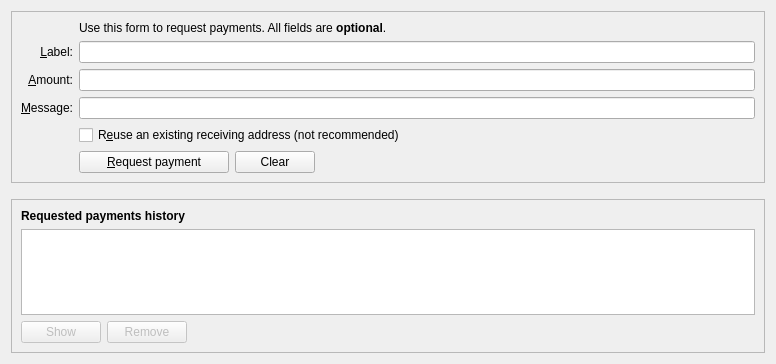
Qt form src/qt/forms/receivecoinsdialog.ui (theohmproject/ohmcoin) before a commit.
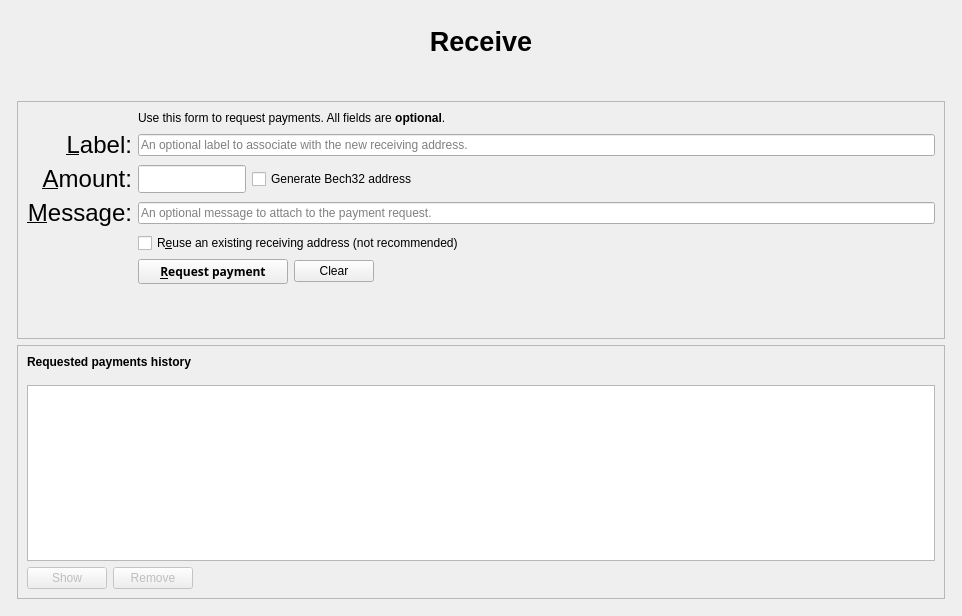
The same form after that commit. Icons and pictures are not drawn. Custom widgets are drawn as their Qt base class.

Diff of the .ui file:
```diff
--- a/src/qt/forms/receivecoinsdialog.ui
+++ b/src/qt/forms/receivecoinsdialog.ui
@@ -6,11 +6,98 @@
    <rect>
     <x>0</x>
     <y>0</y>
-    <width>776</width>
-    <height>364</height>
+    <width>962</width>
+    <height>616</height>
    </rect>
   </property>
-  <layout class="QVBoxLayout" name="verticalLayout" stretch="0,0,1">
+  <layout class="QVBoxLayout" name="verticalLayout" stretch="0">
+   <item>
+    <layout class="QVBoxLayout" name="verticalLayout_Master" stretch="0,1">
+     <property name="spacing">
+      <number>0</number>
+     </property>
+     <item>
+      <widget class="QFrame" name="frame_Header">
+       <layout class="QVBoxLayout" name="verticalLayout_8">
+        <property name="leftMargin">
+         <number>0</number>
+        </property>
+        <property name="topMargin">
+         <number>0</number>
+        </property>
+        <property name="rightMargin">
+         <number>0</number>
+        </property>
+        <property name="bottomMargin">
+         <number>0</number>
+        </property>
+        <item>
+         <layout class="QHBoxLayout" name="horizontalLayout_Header" stretch="1">
+          <item>
+           <widget class="QLabel" name="labelOverviewHeaderLeft">
+            <property name="minimumSize">
+             <size>
+              <width>464</width>
+              <height>60</height>
+             </size>
+            </property>
+            <property name="maximumSize">
+             <size>
+              <width>16777215</width>
+              <height>60</height>
+             </size>
+            </property>
+            <property name="font">
+             <font>
+              <pointsize>20</pointsize>
+              <weight>75</weight>
+              <bold>true</bold>
+             </font>
+            </property>
+            <property name="text">
+             <string>Receive</string>
+            </property>
+            <property name="alignment">
+             <set>Qt::AlignCenter</set>
+            </property>
+           </widget>
+          </item>
+         </layout>
+        </item>
+       </layout>
+      </widget>
+     </item>
+     <item>
+      <widget class="QFrame" name="frame_BG">
+       <layout class="QVBoxLayout" name="verticalLayout_5">
+        <property name="leftMargin">
+         <number>6</number>
+        </property>
+        <property name="topMargin">
+         <number>6</number>
+        </property>
+        <property name="rightMargin">
+         <number>6</number>
+        </property>
+        <property name="bottomMargin">
+         <number>6</number>
+        </property>
+        <item>
+         <spacer name="verticalSpacer_3">
+          <property name="orientation">
+           <enum>Qt::Vertical</enum>
+          </property>
+          <property name="sizeType">
+           <enum>QSizePolicy::Preferred</enum>
+          </property>
+          <property name="sizeHint" stdset="0">
+           <size>
+            <width>20</width>
+            <height>40</height>
+           </size>
+          </property>
+         </spacer>
+        </item>
    <item>
     <widget class="QFrame" name="frame2">
      <property name="sizePolicy">
@@ -47,6 +134,11 @@
         </item>
         <item row="6" column="0">
          <widget class="QLabel" name="label_3">
+               <property name="font">
+                <font>
+                 <pointsize>18</pointsize>
+                </font>
+               </property>
           <property name="toolTip">
            <string>An optional message to attach to the payment request, which will be displayed when the request is opened. Note: The message will not be sent with the payment over the OHMC network.</string>
           </property>
@@ -66,12 +158,18 @@
           <property name="toolTip">
            <string>An optional label to associate with the new receiving address.</string>
           </property>
+               <property name="placeholderText">
+                <string>An optional label to associate with the new receiving address.</string>
+               </property>
          </widget>
         </item>
         <item row="6" column="2">
          <widget class="QLineEdit" name="reqMessage">
           <property name="toolTip">
-           <string>An optional message to attach to the payment request, which will be displayed when the request is opened.&lt;br&gt;Note: The message will not be sent with the payment over the OHMC network.</string>
+                <string>An optional message to attach to the payment request, which will be displayed when the request is opened.&lt;br&gt;Note: The message will not be sent with the payment over the Ohmcoin network.</string>
+               </property>
+               <property name="placeholderText">
+                <string>An optional message to attach to the payment request.</string>
           </property>
          </widget>
         </item>
@@ -84,6 +182,11 @@
         </item>
         <item row="4" column="0">
          <widget class="QLabel" name="label_2">
+               <property name="font">
+                <font>
+                 <pointsize>18</pointsize>
+                </font>
+               </property>
           <property name="toolTip">
            <string>An optional label to associate with the new receiving address.</string>
           </property>
@@ -100,6 +203,11 @@
         </item>
         <item row="5" column="0">
          <widget class="QLabel" name="label">
+               <property name="font">
+                <font>
+                 <pointsize>18</pointsize>
+                </font>
+               </property>
           <property name="toolTip">
            <string>An optional amount to request. Leave this empty or zero to not request a specific amount.</string>
           </property>
@@ -115,15 +223,76 @@
          </widget>
         </item>
         <item row="5" column="2">
+              <layout class="QHBoxLayout" name="horizontalLayout_6">
+               <item>
          <widget class="BitcoinAmountField" name="reqAmount">
+                 <property name="sizePolicy">
+                  <sizepolicy hsizetype="Fixed" vsizetype="Fixed">
+                   <horstretch>0</horstretch>
+                   <verstretch>0</verstretch>
+                  </sizepolicy>
+                 </property>
           <property name="minimumSize">
            <size>
             <width>80</width>
             <height>0</height>
            </size>
           </property>
+                 <property name="maximumSize">
+                  <size>
+                   <width>1000</width>
+                   <height>100</height>
+                  </size>
+                 </property>
           <property name="toolTip">
            <string>An optional amount to request. Leave this empty or zero to not request a specific amount.</string>
+                 </property>
+                </widget>
+               </item>
+               <item>
+                <widget class="QCheckBox" name="useBech32">
+                 <property name="sizePolicy">
+                  <sizepolicy hsizetype="Fixed" vsizetype="Fixed">
+                   <horstretch>0</horstretch>
+                   <verstretch>0</verstretch>
+                  </sizepolicy>
+                 </property>
+                 <property name="maximumSize">
+                  <size>
+                   <width>1000</width>
+                   <height>16777215</height>
+                  </size>
+                 </property>
+                 <property name="focusPolicy">
+                  <enum>Qt::StrongFocus</enum>
+                 </property>
+                 <property name="toolTip">
+                  <string>Bech32 addresses (BIP-173) are cheaper to spend from and offer better protection against typos. When unchecked a P2SH wrapped SegWit address will be created, compatible with older wallets.</string>
+                 </property>
+                 <property name="text">
+                  <string>Generate Bech32 address</string>
+                 </property>
+                </widget>
+               </item>
+               <item>
+                <spacer name="horizontalSpacer_3">
+                 <property name="orientation">
+                  <enum>Qt::Horizontal</enum>
+                 </property>
+                 <property name="sizeHint" stdset="0">
+                  <size>
+                   <width>0</width>
+                   <height>0</height>
+                  </size>
+                 </property>
+                </spacer>
+               </item>
+              </layout>
+             </item>
+             <item row="8" column="0">
+              <widget class="QLabel" name="label_7">
+               <property name="text">
+                <string/>
           </property>
          </widget>
         </item>
@@ -137,6 +306,13 @@
               <height>0</height>
              </size>
             </property>
+                 <property name="font">
+                  <font>
+                   <family>Montserrat</family>
+                   <weight>75</weight>
+                   <bold>true</bold>
+                  </font>
+                 </property>
             <property name="text">
              <string>&amp;Request payment</string>
             </property>
@@ -184,30 +360,23 @@
           </item>
          </layout>
         </item>
-        <item row="8" column="0">
-         <widget class="QLabel" name="label_7">
-          <property name="text">
-           <string/>
-          </property>
-         </widget>
-        </item>
-       </layout>
-      </item>
-     </layout>
-    </widget>
-   </item>
-   <item>
-    <spacer name="verticalSpacer_2">
+             <item row="9" column="2">
+              <spacer name="verticalSpacer">
      <property name="orientation">
       <enum>Qt::Vertical</enum>
      </property>
      <property name="sizeHint" stdset="0">
       <size>
        <width>20</width>
-       <height>10</height>
+                 <height>60</height>
       </size>
      </property>
     </spacer>
+             </item>
+            </layout>
+           </item>
+          </layout>
+         </widget>
    </item>
    <item>
     <widget class="QFrame" name="frame">
@@ -237,8 +406,30 @@
         </property>
        </widget>
       </item>
+           <item>
+            <spacer name="verticalSpacer_2">
+             <property name="orientation">
+              <enum>Qt::Vertical</enum>
+             </property>
+             <property name="sizeType">
+              <enum>QSizePolicy::Preferred</enum>
+             </property>
+             <property name="sizeHint" stdset="0">
+              <size>
+               <width>20</width>
+               <height>10</height>
+              </size>
+             </property>
+            </spacer>
+           </item>
       <item>
        <widget class="QTableView" name="recentRequestsView">
+             <property name="sizePolicy">
+              <sizepolicy hsizetype="Expanding" vsizetype="Expanding">
+               <horstretch>0</horstretch>
+               <verstretch>1</verstretch>
+              </sizepolicy>
+             </property>
         <property name="palette">
          <palette>
           <active>
@@ -282,6 +473,9 @@
         <property name="tabKeyNavigation">
          <bool>false</bool>
         </property>
+             <property name="showGrid">
+              <bool>false</bool>
+             </property>
         <property name="sortingEnabled">
          <bool>true</bool>
         </property>
@@ -349,6 +543,11 @@
    </item>
   </layout>
  </widget>
+     </item>
+    </layout>
+   </item>
+  </layout>
+ </widget>
  <customwidgets>
   <customwidget>
    <class>BitcoinAmountField</class>
```
Left out of the diff: 16 changed lines with no effect on the pictures. Lines whose indentation alone changed are shown as unchanged.
